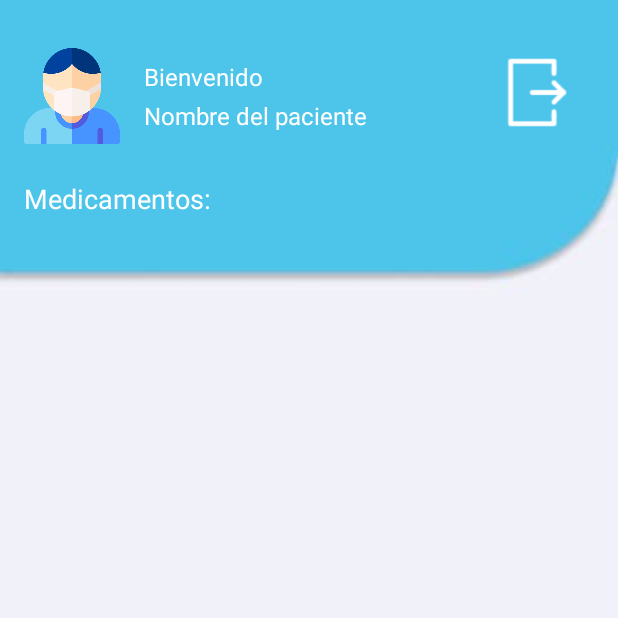
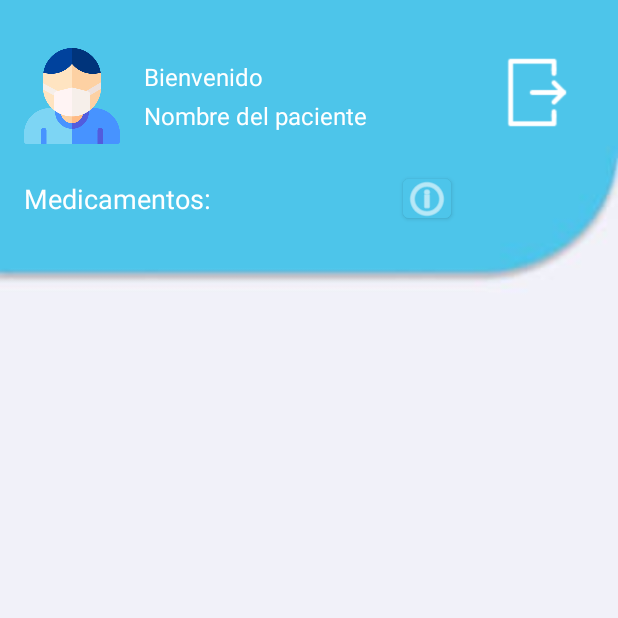
Before and after one commit to SistemasDistribuidosconGalletitas/appMovil, an Android app: the MedicamentosActivity screen opened directly, with no data from a screen before it, on a phone screen of 412 x 824 dp, the top half of it. Run offline under Robolectric (Android 15) with nearby library versions, the phone set to English and light mode, and no system bars; our stand-ins replace Room's generated code; 2 statements that could not run were skipped.

Commit message:
Prueba de notificacion por sms

```diff
--- a/app/src/main/AndroidManifest.xml
+++ b/app/src/main/AndroidManifest.xml
@@ -8,7 +8,8 @@
     <!--Este es el permiso para tener acceso a internet-->
     <uses-permission android:name="android.permission.INTERNET" />
 
-
+    <!--sms prioridad-->
+    <uses-permission android:name="android.permission.SEND_SMS"/>
 
     <application
         android:allowBackup="true"
--- a/app/src/main/java/com/example/appssm/MedicamentosActivity.java
+++ b/app/src/main/java/com/example/appssm/MedicamentosActivity.java
@@ -8,11 +8,14 @@ import android.annotation.SuppressLint;
 import android.app.AlarmManager;
 import android.app.NotificationManager;
 import android.app.PendingIntent;
+import android.app.ProgressDialog;
 import android.content.Context;
 import android.content.Intent;
 import android.os.Bundle;
+import android.os.Handler;
 import android.util.Log;
 import android.view.View;
+import android.widget.Button;
 import android.widget.TextView;
 import android.widget.Toast;
 
@@ -27,6 +30,7 @@ import java.util.ArrayList;
 import java.util.Calendar;
 import java.util.List;
 import java.util.Objects;
+import java.util.PriorityQueue;
 
 public class MedicamentosActivity extends AppCompatActivity {
 
@@ -36,7 +40,7 @@ public class MedicamentosActivity extends AppCompatActivity {
     private List<Medicamento> list;
     TextView pacienteNombre;
     private int recetaId;
-
+    Button medicamentoPrioridad;
 
     @Override
     protected void onCreate(Bundle savedInstanceState) {
@@ -89,6 +93,22 @@ public class MedicamentosActivity extends AppCompatActivity {
             }
         });
         recyclerView.setAdapter(adapter);
+
+        medicamentoPrioridad = (Button) findViewById(R.id.btn_prioridad);
+        medicamentoPrioridad.setOnClickListener(new View.OnClickListener() {
+            @Override
+            public void onClick(View v) {
+//                int pos = recyclerView.getChildAdapterPosition(v);
+//                int prioridad = list.get(pos).getPrioridad();
+
+                int prioridad = 1;
+                if (prioridad < 2) {
+//                    ServidorContexto.alertaPrioridad(usuario.getNombrePaciente(), list.get(pos).getNombre(), list.get(pos).getHoraAplicacion());
+                    ServidorContexto.alertaPrioridad("PACIENTE", "NOMBRE_MEDICAMENTO", "HORA_APLICACION");
+                }
+            }
+        });
+
     }
 
     public void sendNotification(String nombre, String hora) {
--- a/app/src/main/res/layout/activity_medicamentos.xml
+++ b/app/src/main/res/layout/activity_medicamentos.xml
@@ -81,6 +81,18 @@
             app:layout_constraintStart_toEndOf="@id/bloque_top"
             app:layout_constraintStart_toStartOf="@id/bloque_top"
             app:layout_constraintTop_toBottomOf="@+id/iconoPaciente" />
+
+        <Button
+            android:id="@+id/btn_prioridad"
+            android:layout_width="32dp"
+            android:layout_height="38dp"
+            android:layout_marginStart="128dp"
+            android:backgroundTint="#4DC5EA"
+            android:padding="0dp"
+            app:icon="@android:drawable/ic_menu_info_details"
+            app:layout_constraintBottom_toBottomOf="@id/pacienteMedicamento"
+            app:layout_constraintStart_toEndOf="@id/pacienteMedicamento"
+            app:layout_constraintTop_toTopOf="@id/pacienteMedicamento" />
     </androidx.constraintlayout.widget.ConstraintLayout>
 
     <androidx.constraintlayout.widget.ConstraintLayout
```
Also changed, not shown: app/src/main/java/com/example/appssm/domain/ServidorContexto.java (+22 -2 lines), app/src/main/res/layout/item_medicamento.xml (+14 -1 lines).
